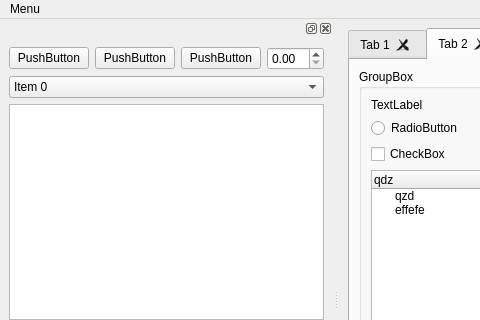
Old version of the form example/example.ui in the repository ColinDuquesnoy/QDarkStyleSheet; both pictures show x 0 to 480 and y 0 to 320 of the 800 by 600 pixel window.
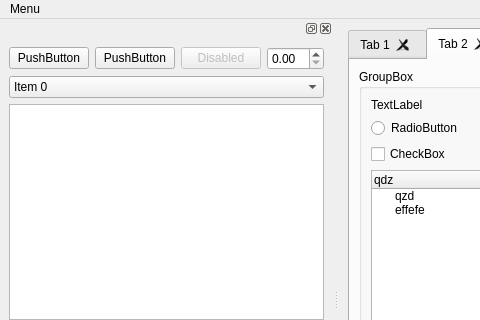
New version of the form. The open tabs and pages were chosen to show the change.

Commit message: Update example with a disabled button

```diff
--- a/example/example.ui
+++ b/example/example.ui
@@ -195,8 +195,11 @@
        </item>
        <item>
         <widget class="QPushButton" name="pushButton_3">
+         <property name="enabled">
+          <bool>false</bool>
+         </property>
          <property name="text">
-          <string>PushButton</string>
+          <string>Disabled</string>
          </property>
         </widget>
        </item>
```
Left out of the diff: 2 changed lines with no effect on the pictures. The commit also changes 2 other files.
